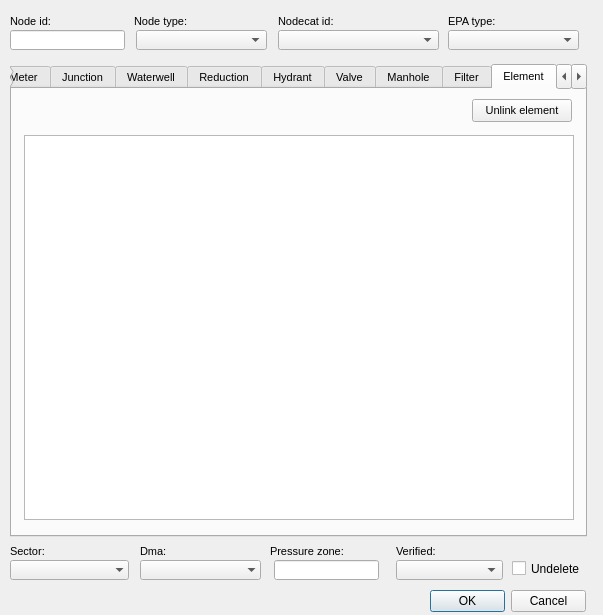
Qt form ui/ws_man_node.ui (Giswater/giswater_qgis_plugin) before a commit.
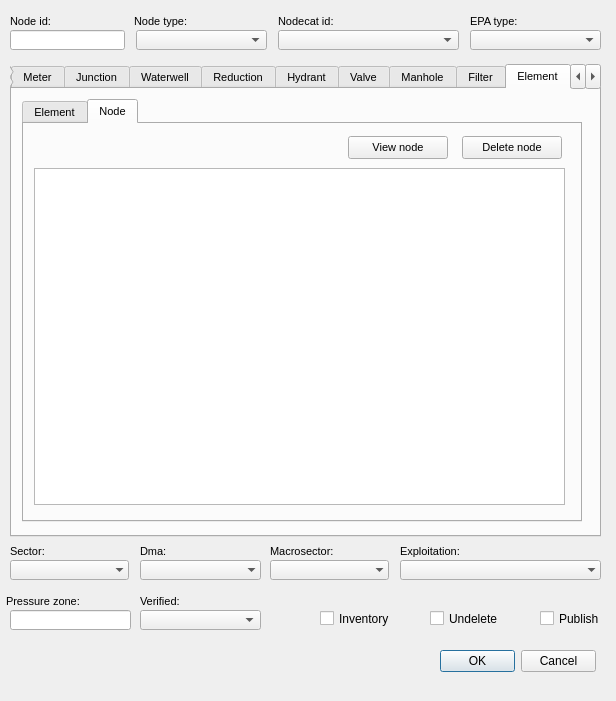
The same form after that commit. The open tabs and pages were chosen to show the change.

What changed in the file:
```diff
--- a/ui/ws_man_node.ui
+++ b/ui/ws_man_node.ui
@@ -6,8 +6,8 @@
    <rect>
     <x>0</x>
     <y>0</y>
-    <width>603</width>
-    <height>615</height>
+    <width>616</width>
+    <height>701</height>
    </rect>
   </property>
   <property name="minimumSize">
@@ -16,12 +16,6 @@
     <height>0</height>
    </size>
   </property>
-  <property name="maximumSize">
-   <size>
-    <width>830</width>
-    <height>615</height>
-   </size>
-  </property>
   <property name="windowTitle">
    <string>Dialog</string>
   </property>
@@ -33,7 +27,7 @@
     <rect>
      <x>10</x>
      <y>64</y>
-     <width>577</width>
+     <width>591</width>
      <height>473</height>
     </rect>
    </property>
@@ -48,7 +42,7 @@
     <enum>QTabWidget::Rounded</enum>
    </property>
    <property name="currentIndex">
-    <number>0</number>
+    <number>3</number>
    </property>
    <widget class="QWidget" name="tab_67">
     <attribute name="title">
@@ -59,7 +53,7 @@
       <rect>
        <x>7</x>
        <y>10</y>
-       <width>560</width>
+       <width>571</width>
        <height>420</height>
       </rect>
      </property>
@@ -76,7 +70,7 @@
        <rect>
         <x>0</x>
         <y>0</y>
-        <width>560</width>
+        <width>571</width>
         <height>312</height>
        </rect>
       </property>
@@ -87,7 +81,7 @@
        <property name="geometry">
         <rect>
          <x>110</x>
-         <y>20</y>
+         <y>40</y>
          <width>160</width>
          <height>20</height>
         </rect>
@@ -103,7 +97,7 @@
        <property name="geometry">
         <rect>
          <x>10</x>
-         <y>20</y>
+         <y>40</y>
          <width>90</width>
          <height>22</height>
         </rect>
@@ -139,7 +133,7 @@
        <property name="geometry">
         <rect>
          <x>110</x>
-         <y>80</y>
+         <y>100</y>
          <width>160</width>
          <height>20</height>
         </rect>
@@ -158,7 +152,7 @@
        <property name="geometry">
         <rect>
          <x>10</x>
-         <y>80</y>
+         <y>100</y>
          <width>90</width>
          <height>22</height>
         </rect>
@@ -194,7 +188,7 @@
        <property name="geometry">
         <rect>
          <x>10</x>
-         <y>50</y>
+         <y>70</y>
          <width>90</width>
          <height>22</height>
         </rect>
@@ -230,7 +224,7 @@
        <property name="geometry">
         <rect>
          <x>110</x>
-         <y>50</y>
+         <y>70</y>
          <width>160</width>
          <height>20</height>
         </rect>
@@ -243,7 +237,7 @@
        <property name="geometry">
         <rect>
          <x>380</x>
-         <y>20</y>
+         <y>40</y>
          <width>160</width>
          <height>20</height>
         </rect>
@@ -262,7 +256,7 @@
        <property name="geometry">
         <rect>
          <x>280</x>
-         <y>20</y>
+         <y>40</y>
          <width>90</width>
          <height>22</height>
         </rect>
@@ -298,7 +292,7 @@
        <property name="geometry">
         <rect>
          <x>380</x>
-         <y>80</y>
+         <y>100</y>
          <width>160</width>
          <height>20</height>
         </rect>
@@ -308,7 +302,7 @@
        <property name="geometry">
         <rect>
          <x>280</x>
-         <y>50</y>
+         <y>70</y>
          <width>101</width>
          <height>22</height>
         </rect>
@@ -344,7 +338,7 @@
        <property name="geometry">
         <rect>
          <x>280</x>
-         <y>80</y>
+         <y>100</y>
          <width>101</width>
          <height>22</height>
         </rect>
@@ -380,7 +374,7 @@
        <property name="geometry">
         <rect>
          <x>280</x>
-         <y>110</y>
+         <y>130</y>
          <width>101</width>
          <height>22</height>
         </rect>
@@ -416,7 +410,7 @@
        <property name="geometry">
         <rect>
          <x>380</x>
-         <y>110</y>
+         <y>130</y>
          <width>160</width>
          <height>22</height>
         </rect>
@@ -429,7 +423,7 @@
        <property name="geometry">
         <rect>
          <x>380</x>
-         <y>50</y>
+         <y>70</y>
          <width>160</width>
          <height>20</height>
         </rect>
@@ -448,7 +442,7 @@
        <property name="geometry">
         <rect>
          <x>110</x>
-         <y>110</y>
+         <y>130</y>
          <width>160</width>
          <height>20</height>
         </rect>
@@ -458,7 +452,7 @@
        <property name="geometry">
         <rect>
          <x>10</x>
-         <y>110</y>
+         <y>130</y>
          <width>90</width>
          <height>22</height>
         </rect>
@@ -496,8 +490,8 @@
        <rect>
         <x>0</x>
         <y>0</y>
-        <width>98</width>
-        <height>28</height>
+        <width>571</width>
+        <height>312</height>
        </rect>
       </property>
       <attribute name="label">
@@ -507,7 +501,7 @@
        <property name="geometry">
         <rect>
          <x>380</x>
-         <y>50</y>
+         <y>30</y>
          <width>160</width>
          <height>20</height>
         </rect>
@@ -520,7 +514,7 @@
        <property name="geometry">
         <rect>
          <x>10</x>
-         <y>20</y>
+         <y>0</y>
          <width>90</width>
          <height>22</height>
         </rect>
@@ -556,7 +550,7 @@
        <property name="geometry">
         <rect>
          <x>110</x>
-         <y>20</y>
+         <y>0</y>
          <width>160</width>
          <height>20</height>
         </rect>
@@ -572,7 +566,7 @@
        <property name="geometry">
         <rect>
          <x>10</x>
-         <y>50</y>
+         <y>30</y>
          <width>90</width>
          <height>22</height>
         </rect>
@@ -608,7 +602,7 @@
        <property name="geometry">
         <rect>
          <x>110</x>
-         <y>50</y>
+         <y>30</y>
          <width>160</width>
          <height>20</height>
         </rect>
@@ -627,7 +621,7 @@
        <property name="geometry">
         <rect>
          <x>280</x>
-         <y>50</y>
+         <y>30</y>
          <width>90</width>
          <height>22</height>
         </rect>
@@ -663,7 +657,7 @@
        <property name="geometry">
         <rect>
          <x>280</x>
-         <y>20</y>
+         <y>0</y>
          <width>90</width>
          <height>22</height>
         </rect>
@@ -699,7 +693,7 @@
        <property name="geometry">
         <rect>
          <x>380</x>
-         <y>20</y>
+         <y>0</y>
          <width>160</width>
          <height>20</height>
         </rect>
@@ -1248,8 +1242,8 @@
        <rect>
         <x>0</x>
         <y>0</y>
-        <width>560</width>
-        <height>312</height>
+        <width>98</width>
+        <height>28</height>
        </rect>
       </property>
       <attribute name="label">
@@ -2432,8 +2426,8 @@
        <rect>
         <x>0</x>
         <y>0</y>
-        <width>560</width>
-        <height>339</height>
+        <width>98</width>
+        <height>28</height>
        </rect>
       </property>
       <attribute name="label">
@@ -3610,8 +3604,8 @@
        <rect>
         <x>0</x>
         <y>0</y>
-        <width>560</width>
-        <height>339</height>
+        <width>98</width>
+        <height>28</height>
        </rect>
       </property>
       <attribute name="label">
@@ -4788,8 +4782,8 @@
        <rect>
         <x>0</x>
         <y>0</y>
-        <width>560</width>
-        <height>339</height>
+        <width>98</width>
+        <height>28</height>
        </rect>
       </property>
       <attribute name="label">
@@ -5969,8 +5963,8 @@
        <rect>
         <x>0</x>
         <y>0</y>
-        <width>560</width>
-        <height>339</height>
+        <width>98</width>
+        <height>28</height>
        </rect>
       </property>
       <attribute name="label">
@@ -7147,8 +7141,8 @@
        <rect>
         <x>0</x>
         <y>0</y>
-        <width>560</width>
-        <height>339</height>
+        <width>98</width>
+        <height>28</height>
        </rect>
       </property>
       <attribute name="label">
@@ -8451,8 +8445,8 @@
        <rect>
         <x>0</x>
         <y>0</y>
-        <width>560</width>
-        <height>312</height>
+        <width>98</width>
+        <height>28</height>
        </rect>
       </property>
       <attribute name="label">
@@ -10119,8 +10113,8 @@
        <rect>
         <x>0</x>
         <y>0</y>
-        <width>560</width>
-        <height>312</height>
+        <width>98</width>
+        <height>28</height>
        </rect>
       </property>
       <attribute name="label">
@@ -12124,8 +12118,8 @@
        <rect>
         <x>0</x>
         <y>0</y>
-        <width>560</width>
-        <height>312</height>
+        <width>98</width>
+        <height>28</height>
        </rect>
       </property>
       <attribute name="label">
@@ -13302,8 +13296,8 @@
        <rect>
         <x>0</x>
         <y>0</y>
-        <width>560</width>
-        <height>339</height>
+        <width>98</width>
+        <height>28</height>
        </rect>
       </property>
       <attribute name="label">
@@ -14483,8 +14477,8 @@
        <rect>
         <x>0</x>
         <y>0</y>
-        <width>560</width>
-        <height>339</height>
+        <width>98</width>
+        <height>28</height>
        </rect>
       </property>
       <attribute name="label">
@@ -14693,31 +14687,93 @@
     <attribute name="title">
      <string>Element</string>
     </attribute>
-    <widget class="QTableView" name="tbl_element">
+    <widget class="QTabWidget" name="tab_event_2">
      <property name="geometry">
       <rect>
-       <x>12</x>
-       <y>46</y>
-       <width>550</width>
-       <height>385</height>
-      </rect>
-     </property>
-     <property name="sortingEnabled">
-      <bool>true</bool>
-     </property>
-    </widget>
-    <widget class="QPushButton" name="delete_row_info">
-     <property name="geometry">
-      <rect>
-       <x>460</x>
+       <x>10</x>
        <y>10</y>
-       <width>100</width>
-       <height>23</height>
+       <width>560</width>
+       <height>423</height>
       </rect>
      </property>
-     <property name="text">
-      <string>Unlink element</string>
+     <property name="currentIndex">
+      <number>1</number>
      </property>
+     <widget class="QWidget" name="page_element_node">
+      <attribute name="title">
+       <string>Element</string>
+      </attribute>
+      <widget class="QTableView" name="tbl_element">
+       <property name="geometry">
+        <rect>
+         <x>10</x>
+         <y>42</y>
+         <width>531</width>
+         <height>345</height>
+        </rect>
+       </property>
+       <property name="sortingEnabled">
+        <bool>true</bool>
+       </property>
+      </widget>
+      <widget class="QPushButton" name="delete_row_info">
+       <property name="geometry">
+        <rect>
+         <x>438</x>
+         <y>10</y>
+         <width>100</width>
+         <height>23</height>
+        </rect>
+       </property>
+       <property name="text">
+        <string>Unlink element</string>
+       </property>
+      </widget>
+     </widget>
+     <widget class="QWidget" name="tab_14">
+      <attribute name="title">
+       <string>Node</string>
+      </attribute>
+      <widget class="QPushButton" name="delete_row_info_2">
+       <property name="geometry">
+        <rect>
+         <x>438</x>
+         <y>12</y>
+         <width>100</width>
+         <height>23</height>
+        </rect>
+       </property>
+       <property name="text">
+        <string>Delete node</string>
+       </property>
+      </widget>
+      <widget class="QTableView" name="tbl_element_2">
+       <property name="geometry">
+        <rect>
+         <x>10</x>
+         <y>44</y>
+         <width>531</width>
+         <height>337</height>
+        </rect>
+       </property>
+       <property name="sortingEnabled">
+        <bool>true</bool>
+       </property>
+      </widget>
+      <widget class="QPushButton" name="delete_row_info_3">
+       <property name="geometry">
+        <rect>
+         <x>324</x>
+         <y>12</y>
+         <width>100</width>
+         <height>23</height>
+        </rect>
+       </property>
+       <property name="text">
+        <string>View node</string>
+       </property>
+      </widget>
+     </widget>
     </widget>
    </widget>
    <widget class="QWidget" name="page_document">
@@ -15552,7 +15608,7 @@
   <widget class="QComboBox" name="epa_type">
    <property name="geometry">
     <rect>
-     <x>448</x>
+     <x>470</x>
      <y>30</y>
      <width>131</width>
      <height>20</height>
@@ -15572,9 +15628,9 @@
   <widget class="QLineEdit" name="presszonecat_id">
    <property name="geometry">
     <rect>
-     <x>274</x>
-     <y>560</y>
-     <width>105</width>
+     <x>10</x>
+     <y>610</y>
+     <width>121</width>
      <height>20</height>
     </rect>
    </property>
@@ -15622,30 +15678,17 @@
     <rect>
      <x>278</x>
      <y>30</y>
-     <width>161</width>
+     <width>181</width>
      <height>20</height>
     </rect>
    </property>
   </widget>
-  <widget class="QCheckBox" name="undelete">
-   <property name="geometry">
-    <rect>
-     <x>512</x>
-     <y>560</y>
-     <width>79</width>
-     <height>17</height>
-    </rect>
-   </property>
-   <property name="text">
-    <string>Undelete</string>
-   </property>
-  </widget>
   <widget class="QComboBox" name="verified">
    <property name="geometry">
     <rect>
-     <x>396</x>
-     <y>560</y>
-     <width>107</width>
+     <x>140</x>
+     <y>610</y>
+     <width>121</width>
      <height>20</height>
     </rect>
    </property>
@@ -15761,7 +15804,7 @@
   <widget class="QLabel" name="label_epa_type">
    <property name="geometry">
     <rect>
-     <x>448</x>
+     <x>470</x>
      <y>10</y>
      <width>90</width>
      <height>22</height>
@@ -15869,8 +15912,8 @@
   <widget class="QLabel" name="label_verified">
    <property name="geometry">
     <rect>
-     <x>396</x>
-     <y>540</y>
+     <x>140</x>
+     <y>590</y>
      <width>90</width>
      <height>22</height>
     </rect>
@@ -15905,8 +15948,8 @@
   <widget class="QLabel" name="label_presszone">
    <property name="geometry">
     <rect>
-     <x>270</x>
-     <y>540</y>
+     <x>6</x>
+     <y>590</y>
      <width>90</width>
      <height>22</height>
     </rect>
@@ -15941,8 +15984,8 @@
   <widget class="QDialogButtonBox" name="ok">
    <property name="geometry">
     <rect>
-     <x>430</x>
-     <y>590</y>
+     <x>440</x>
+     <y>650</y>
      <width>156</width>
      <height>23</height>
     </rect>
@@ -15951,6 +15994,155 @@
     <set>QDialogButtonBox::Cancel|QDialogButtonBox::Ok</set>
    </property>
   </widget>
+  <widget class="QCheckBox" name="undelete_3">
+   <property name="geometry">
+    <rect>
+     <x>320</x>
+     <y>610</y>
+     <width>71</width>
+     <height>17</height>
+    </rect>
+   </property>
+   <property name="text">
+    <string>Inventory</string>
+   </property>
+  </widget>
+  <widget class="QCheckBox" name="undelete_4">
+   <property name="geometry">
+    <rect>
+     <x>430</x>
+     <y>610</y>
+     <width>81</width>
+     <height>17</height>
+    </rect>
+   </property>
+   <property name="text">
+    <string>Undelete</string>
+   </property>
+  </widget>
+  <widget class="QCheckBox" name="undelete_5">
+   <property name="geometry">
+    <rect>
+     <x>540</x>
+     <y>610</y>
+     <width>79</width>
+     <height>17</height>
+    </rect>
+   </property>
+   <property name="text">
+    <string>Publish</string>
+   </property>
+  </widget>
+  <widget class="QLabel" name="label_dma_2">
+   <property name="geometry">
+    <rect>
+     <x>400</x>
+     <y>540</y>
+     <width>90</width>
+     <height>22</height>
+    </rect>
+   </property>
+   <property name="font">
+    <font>
+     <pointsize>8</pointsize>
+    </font>
+   </property>
+   <property name="frameShape">
+    <enum>QFrame::NoFrame</enum>
+   </property>
+   <property name="frameShadow">
+    <enum>QFrame::Plain</enum>
+   </property>
+   <property name="text">
+    <string>Exploitation:</string>
+   </property>
+   <property name="textFormat">
+    <enum>Qt::AutoText</enum>
+   </property>
+   <property name="scaledContents">
+    <bool>false</bool>
+   </property>
+   <property name="alignment">
+    <set>Qt::AlignLeading|Qt::AlignLeft|Qt::AlignVCenter</set>
+   </property>
+   <property name="margin">
+    <number>3</number>
+   </property>
+  </widget>
+  <widget class="QComboBox" name="dma_id_2">
+   <property name="geometry">
+    <rect>
+     <x>400</x>
+     <y>560</y>
+     <width>201</width>
+     <height>20</height>
+    </rect>
+   </property>
+   <property name="autoFillBackground">
+    <bool>true</bool>
+   </property>
+   <property name="maxVisibleItems">
+    <number>8</number>
+   </property>
+   <property name="frame">
+    <bool>false</bool>
+   </property>
+  </widget>
+  <widget class="QLabel" name="label_sector_2">
+   <property name="geometry">
+    <rect>
+     <x>270</x>
+     <y>540</y>
+     <width>90</width>
+     <height>22</height>
+    </rect>
+   </property>
+   <property name="font">
+    <font>
+     <pointsize>8</pointsize>
+    </font>
+   </property>
+   <property name="frameShape">
+    <enum>QFrame::NoFrame</enum>
+   </property>
+   <property name="frameShadow">
+    <enum>QFrame::Plain</enum>
+   </property>
+   <property name="text">
+    <string>Macrosector:</string>
+   </property>
+   <property name="textFormat">
+    <enum>Qt::AutoText</enum>
+   </property>
+   <property name="scaledContents">
+    <bool>false</bool>
+   </property>
+   <property name="alignment">
+    <set>Qt::AlignLeading|Qt::AlignLeft|Qt::AlignVCenter</set>
+   </property>
+   <property name="margin">
+    <number>3</number>
+   </property>
+  </widget>
+  <widget class="QComboBox" name="sector_id_2">
+   <property name="geometry">
+    <rect>
+     <x>270</x>
+     <y>560</y>
+     <width>119</width>
+     <height>20</height>
+    </rect>
+   </property>
+   <property name="autoFillBackground">
+    <bool>true</bool>
+   </property>
+   <property name="maxVisibleItems">
+    <number>8</number>
+   </property>
+   <property name="frame">
+    <bool>false</bool>
+   </property>
+  </widget>
  </widget>
  <tabstops>
   <tabstop>node_id</tabstop>
```
Left out of the diff: 1 changed line with no effect on the pictures.
